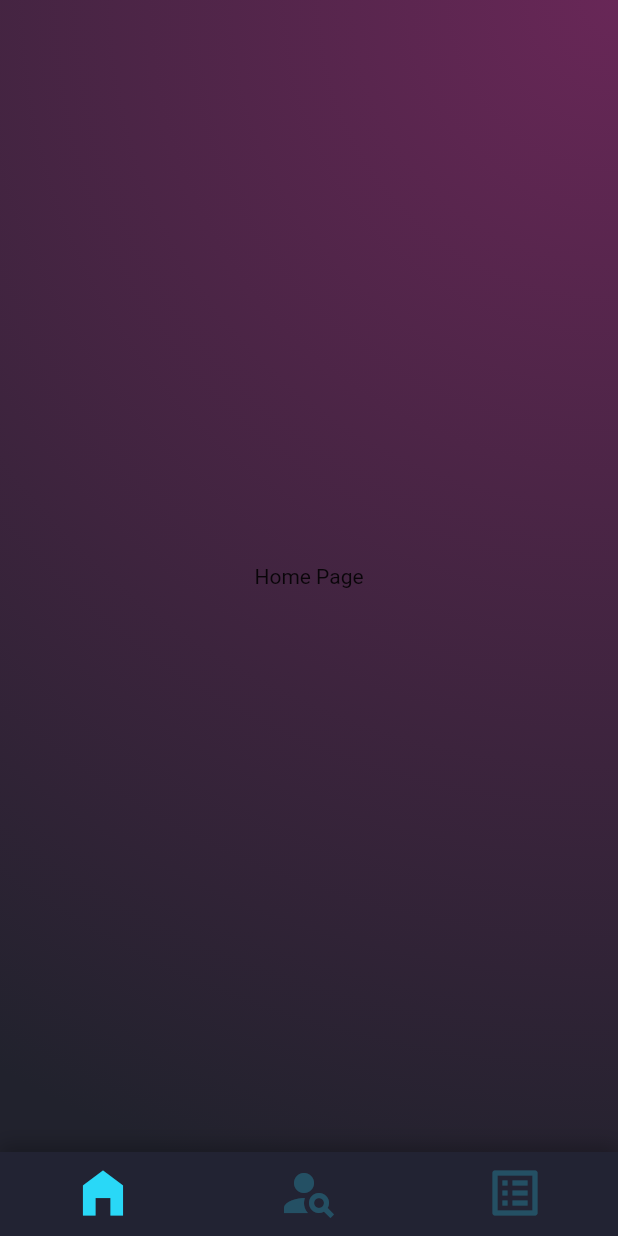
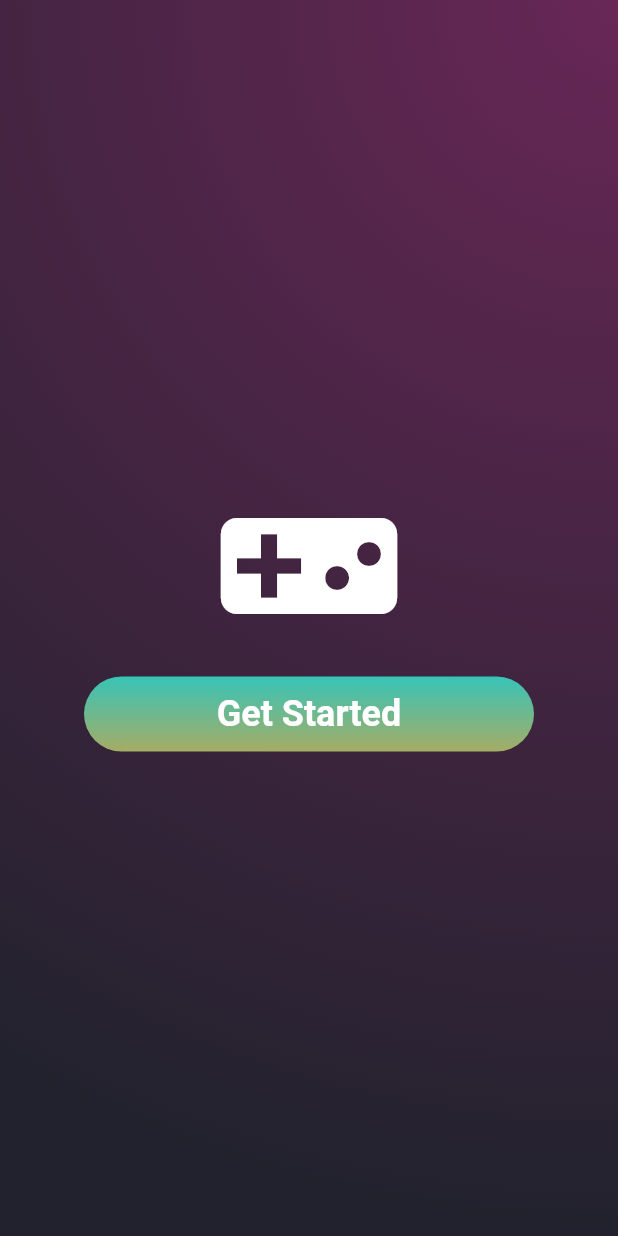
Before and after one commit to InfiPhi/SteamPal, a Flutter app: the screen it shows after launch, on a phone screen of 412 x 824 dp. Run offline on Flutter 3.47's test engine with Material 2 defaults, Android fonts, the light colour scheme and no system bars; statements that could not run were skipped.

Commit message:
Added more basic UI

```diff
--- a/lib/main.dart
+++ b/lib/main.dart
@@ -1,70 +1,10 @@
 import 'package:flutter/material.dart';
-import 'package:steam_pal/pages/game_vault/game_vault.dart';
-import 'package:steam_pal/pages/home/home.dart';
-import 'package:steam_pal/pages/matchmaking/matchmaking_widget_holder.dart';
-import 'package:steam_pal/pages/matchmaking/matchmaking_select_game.dart';
-import 'package:steam_pal/widgets/navbar/bottom_bar.dart';
+import 'package:steam_pal/pages/welcome/splash.dart';
 
 void main() {
   Paint.enableDithering = true;
-  runApp(const MyApp());
+  runApp(const MaterialApp(
+    home: SplashPage()
+    )
+  );
 }
-
-class MyApp extends StatelessWidget {
-  const MyApp({Key? key}) : super(key: key);
-
-  static const String _title = 'SteamPal';
-
-  @override
-  Widget build(BuildContext context) {
-    return const MaterialApp(
-      title: _title,
-      home: NavigationBottom(),
-    );
-  }
-}
-
-class NavigationBottom extends StatefulWidget {
-  const NavigationBottom({Key? key}) : super(key: key);
-
-  @override
-  State<NavigationBottom> createState() => _NavigationBottomState();
-}
-
-class _NavigationBottomState extends State<NavigationBottom> {
-  static const List<Widget> _widgetOptions = <Widget>[
-    HomePage(),
-    MatchmakingPage(),
-    GameVaultPage(),
-  ];
-
-  // Widget Selection
-  int _selectedIndex = 0;
-  void _onItemTapped(int index) {
-    setState(() {
-      _selectedIndex = index;
-    });
-  }
-
-  @override
-  Widget build(BuildContext context) {
-    return Scaffold(
-      body: Container(
-        decoration: const BoxDecoration(
-          gradient: RadialGradient(
-            center: Alignment.topRight,
-            radius: 2,
-            colors: [Color(0xff682757), Color(0xff21222D)]
-          )
-        ),
-        child: Center(
-          child: _widgetOptions.elementAt(_selectedIndex),
-        ),
-      ),
-      bottomNavigationBar: CustomBottomNavigationBar(
-          _selectedIndex,
-          _onItemTapped
-      )
-    );
-  }
-}
--- a/lib/pages/matchmaking/matchmaking_search.dart
+++ b/lib/pages/matchmaking/matchmaking_search.dart
@@ -1,5 +1,6 @@
 import 'package:flutter/material.dart';
 import '../../widgets/buttons/button_circular_icon.dart';
+import '../welcome/login.dart';
 import 'matchmaking_widget_holder.dart';
 
 class MMSearch extends StatelessWidget {
@@ -14,7 +15,6 @@ class MMSearch extends StatelessWidget {
         mainAxisAlignment: MainAxisAlignment.center,
         crossAxisAlignment: CrossAxisAlignment.center,
         children: [
-          const Text("Matchmaking Page"),
           ButtonCircularIcon(
             icon: Icons.person_search_rounded,
             iconSize: 90,
--- /dev/null
+++ b/lib/pages/welcome/splash.dart
@@ -0,0 +1,45 @@
+import 'package:flutter/material.dart';
+import 'package:steam_pal/pages/welcome/signup.dart';
+import 'package:steam_pal/widgets/buttons/button_round_gradient.dart';
+
+class SplashPage extends StatelessWidget {
+  const SplashPage({Key? key}) : super(key: key);
+
+  @override
+  Widget build(BuildContext context) {
+    return Scaffold(
+        body: Container(
+          decoration: const BoxDecoration(
+              gradient: RadialGradient(
+                  center: Alignment.topRight,
+                  radius: 2,
+                  colors: [Color(0xff682757), Color(0xff21222D)]
+              )
+          ),
+          child: Center(
+            child: Column(
+              mainAxisAlignment: MainAxisAlignment.center,
+              children: [
+                const Icon(
+                    Icons.videogame_asset,
+                    color: Colors.white,
+                    size: 128,
+                ),
+                ButtonRoundGradient(
+                  text: "Get Started",
+                  onPressed: () {
+                    Navigator.push(
+                      context,
+                      MaterialPageRoute(builder: (context) {
+                        return const SignupPage();
+                      }),
+                    );
+                  },
+                ),
+              ],
+            ),
+          )
+        ),
+      );
+  }
+}
```
Also changed, not shown: lib/pages/game_vault/game_vault.dart (+5 -6 lines), lib/pages/home/home.dart (+6 -1 lines), lib/pages/matchmaking/matchmaking_filter_options.dart (+8 -1 lines), lib/pages/matchmaking/matchmaking_select_game.dart (+6 -7 lines), lib/pages/welcome/login.dart (added, +90 -0 lines), lib/pages/welcome/signup.dart (added, +110 -0 lines), lib/pages/welcome/tab_bar.dart (added, +51 -0 lines), lib/widgets/text/text_gradient.dart (added, +24 -0 lines).
